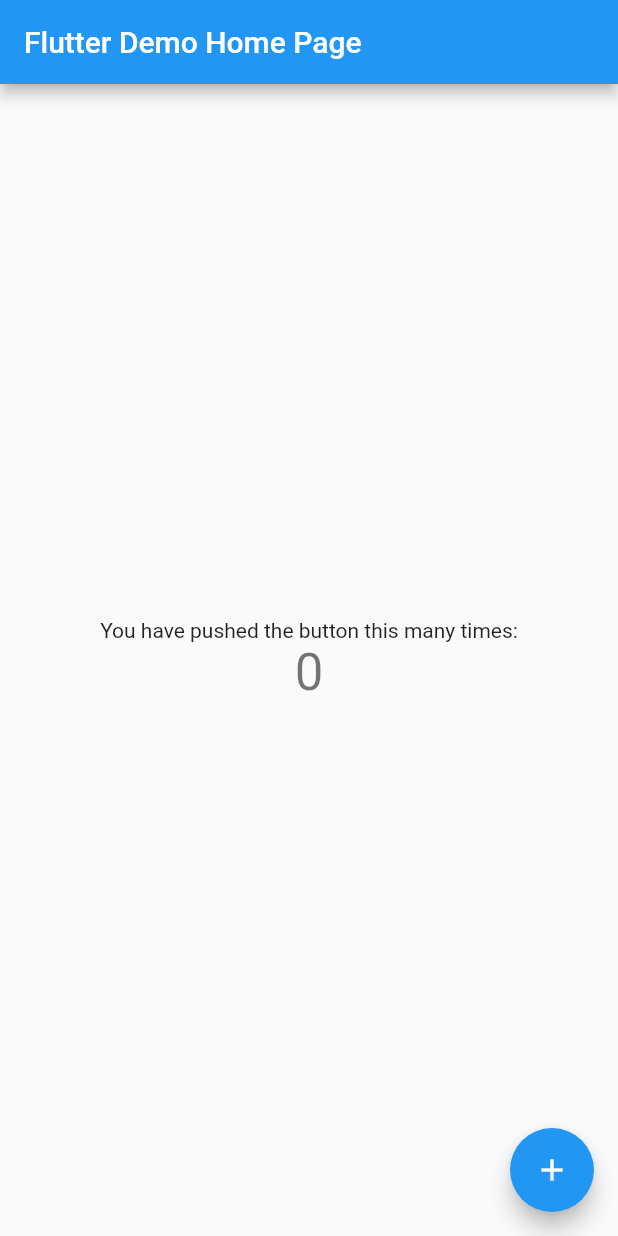
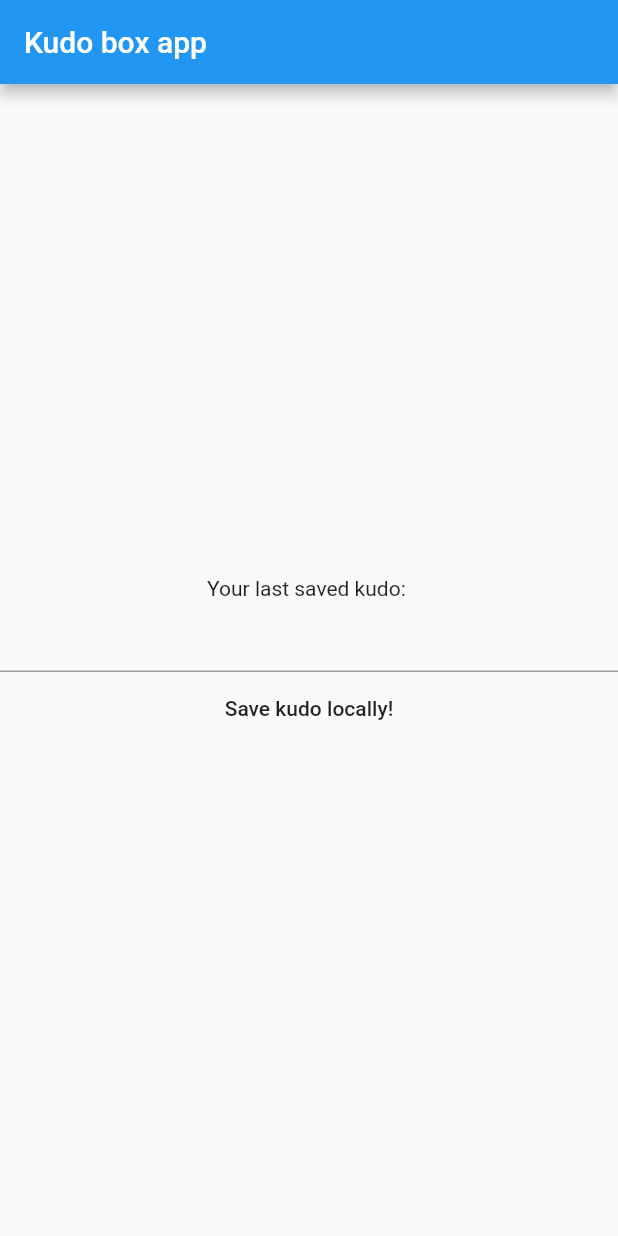
Before and after one commit to andyskw/kudobox, a Flutter app: the screen it shows after launch, on a phone screen of 412 x 824 dp. Run offline on Flutter 3.47's test engine with Material 2 defaults, Android fonts, the phone set to English and light mode, and no system bars.

Commit message:
Initial kudo card writing functionality. Fixes #1

```diff
--- a/lib/main.dart
+++ b/lib/main.dart
@@ -49,20 +49,39 @@
   _MyHomePageState createState() => _MyHomePageState();
 }
 
-class _MyHomePageState extends State<MyHomePage> {
-  int _counter = 0;
-
-  void _incrementCounter() {
-    setState(() {
-      // This call to setState tells the Flutter framework that something has
-      // changed in this State, which causes it to rerun the build method below
-      // so that the display can reflect the updated values. If we changed
-      // _counter without calling setState(), then the build method would not be
-      // called again, and so nothing would appear to happen.
-      _counter++;
-    });
+class KudoInputForm extends StatefulWidget {
+  @override
+  _KudoInputFormState createState() => _KudoInputFormState();
 }
 
+class _KudoInputFormState extends State<KudoInputForm> {
+  final myController = TextEditingController();
+
+  void _localSaveButtonPressed() {
+    setState(() => {});
+  }
+
+  @override
+  Widget build(BuildContext context) {
+    return Column(children: [
+      Text("Your last saved kudo: ${myController.text}"),
+      TextField(
+        controller: myController,
+      ),
+      FlatButton(
+          onPressed: _localSaveButtonPressed, child: Text("Save kudo locally!"))
+    ]);
+  }
+
+  @override
+  void dispose() {
+    // Clean up the controller when the widget is disposed.
+    myController.dispose();
+    super.dispose();
+  }
+}
+
+class _MyHomePageState extends State<MyHomePage> {
   @override
   Widget build(BuildContext context) {
     // This method is rerun every time setState is called, for instance as done
@@ -75,7 +94,7 @@
         appBar: AppBar(
           // Here we take the value from the MyHomePage object that was created by
           // the App.build method, and use it to set our appbar title.
-        title: Text(widget.title),
+          title: Text("Kudo box app"),
         ),
         body: Center(
           // Center is a layout widget. It takes a single child and positions it
@@ -96,22 +115,9 @@
             // axis because Columns are vertical (the cross axis would be
             // horizontal).
             mainAxisAlignment: MainAxisAlignment.center,
-          children: <Widget>[
-            Text(
-              'You have pushed the button this many times:',
+            children: <Widget>[KudoInputForm()],
           ),
-            Text(
-              '$_counter',
-              style: Theme.of(context).textTheme.headline4,
-            ),
-          ],
-        ),
-      ),
-      floatingActionButton: FloatingActionButton(
-        onPressed: _incrementCounter,
-        tooltip: 'Increment',
-        child: Icon(Icons.add),
-      ), // This trailing comma makes auto-formatting nicer for build methods.
+        ) // This trailing comma makes auto-formatting nicer for build methods.
         );
   }
 }
```
Lines whose indentation alone changed are shown as unchanged.
